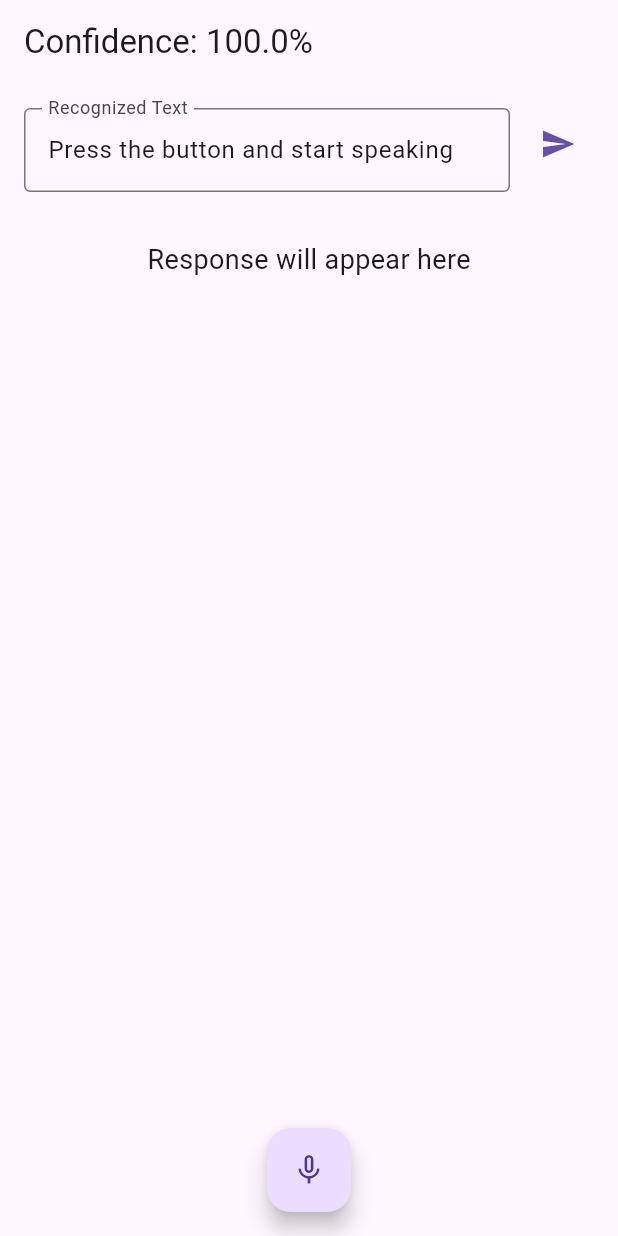
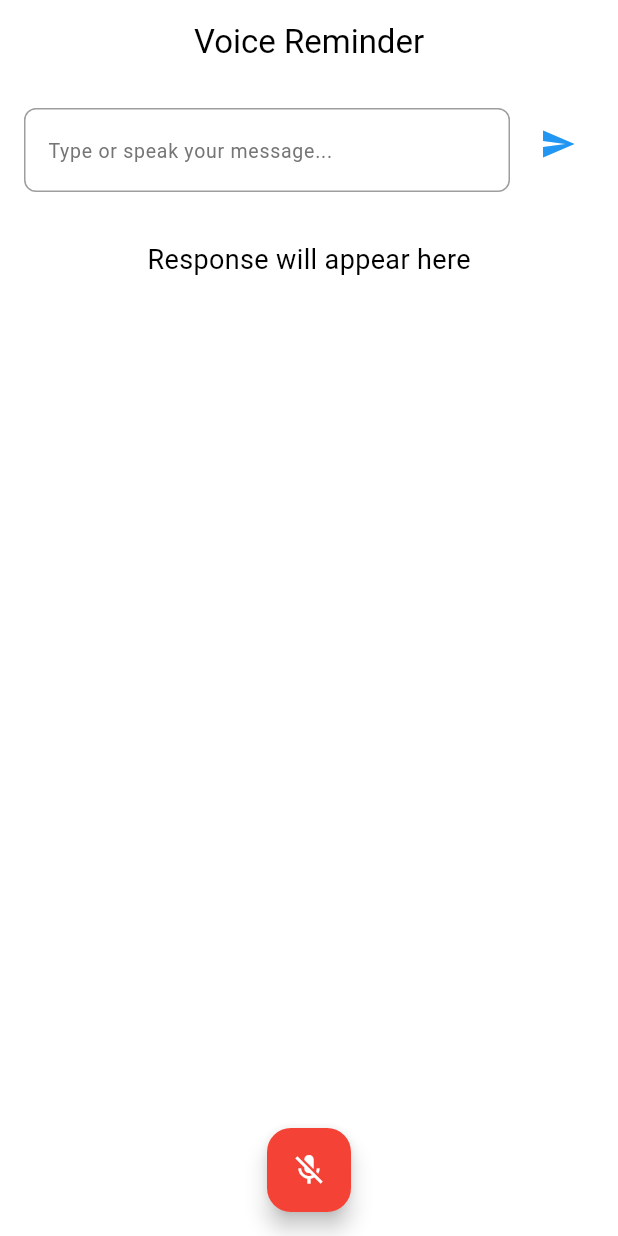
Before and after one commit to abeshahsan/voice_reminder, a Flutter app: the screen it shows after launch, on a phone screen of 412 x 824 dp. Run offline on Flutter 3.47's test engine with Material 3 defaults, Android fonts, the phone set to English and light mode, and no system bars; drawn by our look-alikes of avatar_glow; our stand-ins replace bloc, flutter_bloc, speech_to_text.

Commit message:
Update AndroidManifest and refactor STT and NLU BLoCs for improved functionality and UI consistency

```diff
--- a/lib/all_blocs/nlu/nlu_bloc.dart
+++ b/lib/all_blocs/nlu/nlu_bloc.dart
@@ -37,7 +37,7 @@ Future<String> fetchAndPrintResponse(String text) async {
     http.Response response = await http
         .post(
           Uri.parse(
-            'http://192.168.0.104:5005/model/parse',
+            'http://192.168.0.106:5005/model/parse',
           ), // Replace with your API endpoint
           headers: {
             'Content-Type': 'application/json',
--- a/lib/all_blocs/stt/stt_bloc.dart
+++ b/lib/all_blocs/stt/stt_bloc.dart
@@ -9,12 +9,13 @@ part 'stt_state.dart';
 class STTBloc extends Bloc<STTEvent, STTState> {
   final stt.SpeechToText speech = stt.SpeechToText();
   bool available = false;
-  bool _isMicOn = false;
+  bool isMicOn = false;
+  String recognizedText = '';
 
   Future<void> initSTT() async {
     available = await speech.initialize(
       onStatus: (status) {
-        if ((status == 'done' || status == 'notListening') && _isMicOn) {
+        if ((status == 'done' || status == 'notListening') && isMicOn) {
           Future.delayed(const Duration(milliseconds: 500), () {
             add(STTListenEvent());
           });
@@ -24,6 +25,8 @@ class STTBloc extends Bloc<STTEvent, STTState> {
         debugPrint('Error: ${val.errorMsg}');
       },
     );
+
+    isMicOn = false;
 
     if (available) {
       debugPrint('Speech to Text initialized successfully');
@@ -35,20 +38,20 @@ class STTBloc extends Bloc<STTEvent, STTState> {
   STTBloc() : super(STTStateInitial()) {
     on<STTEvent>((event, emit) async {
       if (event is STTInitializeEvent) {
-        _isMicOn = false;
         await initSTT();
       } else if (event is STTListenEvent) {
-        _isMicOn = true;
+        isMicOn = true;
         emit(STTStateListening());
         _keepListening(emit);
       } else if (event is STTStopListeningEvent) {
-        _isMicOn = false;
+        isMicOn = false;
         await speech.stop();
         emit(STTStateInitial());
       } else if (event is STTTextChangedEvent) {
         debugPrint(
           'Text changed: ${event.text} with confidence ${event.confidence}',
         );
+        recognizedText += " ${event.text}";
         emit(STTtextChanged(event.text, event.confidence));
       }
     });
@@ -60,7 +63,7 @@ class STTBloc extends Bloc<STTEvent, STTState> {
       debugPrint('Speech to Text not available, cannot listen');
       return;
     }
-    _isMicOn = true;
+    isMicOn = true;
 
     speech.listen(
       onResult: (val) {
--- a/lib/main.dart
+++ b/lib/main.dart
@@ -22,10 +22,13 @@ class MyApp extends StatelessWidget {
   @override
   Widget build(BuildContext context) {
     return MaterialApp(
-      title: 'Flutter Voice',
+      title: 'Voice Reminder',
       debugShowCheckedModeBanner: false,
       theme: ThemeData(
-        primarySwatch: Colors.red,
+        primarySwatch: Colors.blue,
+        colorScheme: ColorScheme.fromSwatch().copyWith(
+          secondary: Colors.blueAccent,
+        ),
         visualDensity: VisualDensity.adaptivePlatformDensity,
       ),
       home: SpeechScreen(),
--- a/lib/pages/speech.dart
+++ b/lib/pages/speech.dart
@@ -1,4 +1,3 @@
-import 'package:avatar_glow/avatar_glow.dart';
 import 'package:flutter/material.dart';
 import 'package:flutter_bloc/flutter_bloc.dart';
 import 'package:voice_reminder/all_blocs/nlu/nlu_bloc.dart';
@@ -12,43 +11,28 @@ class SpeechScreen extends StatefulWidget {
 }
 
 class SpeechScreenState extends State<SpeechScreen> {
-  bool _isMicOn = false;
-  String _text = 'Press the button and start speaking';
-  double _confidence = 1.0;
-  String responseText = "";
-
   @override
   Widget build(BuildContext context) {
     return Scaffold(
-      appBar: AppBar(
-        title: Text('Confidence: ${(_confidence * 100.0).toStringAsFixed(1)}%'),
-      ),
+      appBar: AppBar(title: Text('Voice Reminder'), centerTitle: true),
       floatingActionButtonLocation: FloatingActionButtonLocation.centerFloat,
       floatingActionButton: BlocBuilder<STTBloc, STTState>(
         builder: (context, state) {
-          if (state is STTStateListening) {
-            _isMicOn = true;
-          } else {
-            _isMicOn = false;
-          }
-          debugPrint('Mic is ${_isMicOn ? "ON" : "OFF"}');
-          return AvatarGlow(
-            animate: _isMicOn,
-            glowColor: Theme.of(context).primaryColor,
-            duration: const Duration(milliseconds: 1000),
-            repeat: true,
-            child: FloatingActionButton(
+          bool isMicOn = context.read<STTBloc>().isMicOn;
+          debugPrint('Mic is ${isMicOn ? "ON" : "OFF"}');
+          return FloatingActionButton(
+            backgroundColor: isMicOn
+                ? Theme.of(context).colorScheme.primary.withValues(alpha: 0.6)
+                : Colors.red,
+            foregroundColor: Colors.white,
             onPressed: () {
-                if (!_isMicOn) {
-                  _text = '';
+              if (!isMicOn) {
                 context.read<STTBloc>().add(STTListenEvent());
               } else {
-                  _text = 'Press the button and start speaking';
                 context.read<STTBloc>().add(STTStopListeningEvent());
               }
             },
-              child: Icon(_isMicOn ? Icons.mic : Icons.mic_none),
-            ),
+            child: Icon(isMicOn ? Icons.mic : Icons.mic_off),
           );
         },
       ),
@@ -57,6 +41,7 @@ class SpeechScreenState extends State<SpeechScreen> {
           if (state is NLULoading) {
             return const Center(child: CircularProgressIndicator());
           }
+          String responseText = "";
           if (state is NLUReceivedResponse) {
             responseText = state.response;
           }
@@ -70,16 +55,46 @@ class SpeechScreenState extends State<SpeechScreen> {
                     Expanded(
                       child: BlocBuilder<STTBloc, STTState>(
                         builder: (context, state) {
-                          if (state is STTtextChanged) {
-                            _text = "$_text ${state.text}";
-                            _confidence = state.confidence;
-                          }
                           return TextField(
-                            controller: TextEditingController(text: _text),
+                            onChanged: (value) =>
+                                context.read<STTBloc>().recognizedText = value,
+
+                            controller: TextEditingController(
+                              text: context
+                                  .read<STTBloc>()
+                                  .recognizedText
+                                  .trim(),
+                            ),
                             maxLines: null,
-                            decoration: const InputDecoration(
-                              border: OutlineInputBorder(),
-                              labelText: 'Recognized Text',
+                            decoration: InputDecoration(
+                              hintText: 'Type or speak your message...',
+                              hintStyle: TextStyle(
+                                color: Colors.grey.shade600,
+                                fontSize: 13.0,
+                              ),
+                              border: const OutlineInputBorder(
+                                borderRadius: BorderRadius.all(
+                                  Radius.circular(8.0),
+                                ),
+                              ),
+                              enabledBorder: const OutlineInputBorder(
+                                borderRadius: BorderRadius.all(
+                                  Radius.circular(8.0),
+                                ),
+                                borderSide: BorderSide(
+                                  color: Colors.grey,
+                                  width: 1.0,
+                                ),
+                              ),
+                              focusedBorder: const OutlineInputBorder(
+                                borderRadius: BorderRadius.all(
+                                  Radius.circular(8.0),
+                                ),
+                                borderSide: BorderSide(
+                                  color: Colors.blue,
+                                  width: 2.0,
+                                ),
+                              ),
                             ),
                           );
                         },
@@ -90,12 +105,12 @@ class SpeechScreenState extends State<SpeechScreen> {
                       icon: const Icon(Icons.send),
                       color: Theme.of(context).primaryColor,
                       onPressed: () {
-                        if (!_isMicOn) {
-                          return;
-                        }
                         // Stop listening and send the text to NLU
                         context.read<STTBloc>().add(STTStopListeningEvent());
-                        final textToSend = _text;
+                        final textToSend = context
+                            .read<STTBloc>()
+                            .recognizedText
+                            .trim();
                         context.read<NLUBloc>().add(
                           NLUSendMessageEvent(textToSend),
                         );
```
Also changed, not shown: 1 other file. Lines whose indentation alone changed are shown as unchanged.
